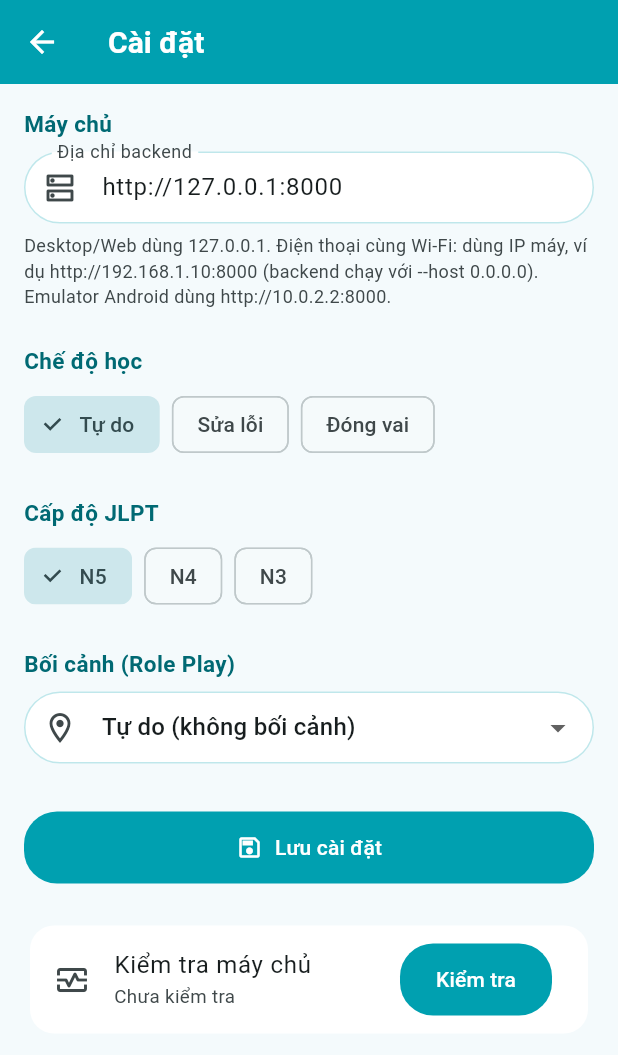
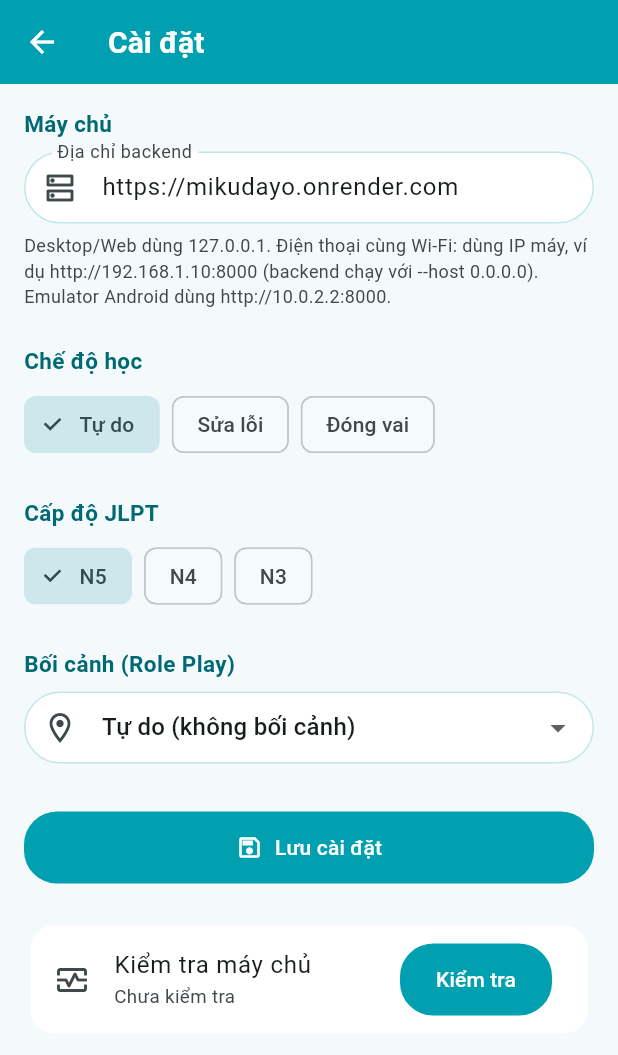
Before and after one commit to Shaichi/mikudayo-, a Flutter app: the SettingsScreen screen opened directly, on a phone screen of 412 x 824 dp. Shown: the top 1055 px of the screen. Run offline on Flutter 3.47's test engine with Material 3 defaults, Android fonts, the phone set to English and light mode, and no system bars; our stand-ins replace flutter_riverpod, just_audio, shared_preferences, speech_to_text, webview_flutter; missing offline and left inert: flutter_embed_unity; accounts and stored records are empty.

Commit message:
Point app at Render backend and refresh Unity avatar scene
- Switch default backend URL from local 127.0.0.1:8000 to
  https://mikudayo.onrender.com (server_config, settings defaults/hint)
- Bump request/audio timeouts to 60s for Render cold start
- Update Unity scene + controller, URP linear lighting, burst 1.8.30,
  disable Unity splash screen; add URP/VRM/PackageManager project settings

Co-Authored-By: Claude Fable 5 <noreply@anthropic.com>

```diff
--- a/lib/core/config/server_config.dart
+++ b/lib/core/config/server_config.dart
@@ -6,11 +6,11 @@
 class ServerConfig {
   ServerConfig._();
 
-  static const String defaultBaseUrl = 'http://127.0.0.1:8000';
+  static const String defaultBaseUrl = 'https://mikudayo.onrender.com';
 
-  /// Timeout cho mỗi request.
-  static const Duration requestTimeout = Duration(seconds: 30);
+  /// Timeout cho mỗi request (để 60s phòng khi Render cần thức dậy từ sleep).
+  static const Duration requestTimeout = Duration(seconds: 60);
 
   /// Fish Audio chạy online ở background sau khi text Gemini đã sẵn sàng.
-  static const Duration audioGenerationTimeout = Duration(seconds: 45);
+  static const Duration audioGenerationTimeout = Duration(seconds: 60);
 }
--- a/lib/data/repositories/settings_repository.dart
+++ b/lib/data/repositories/settings_repository.dart
@@ -8,7 +8,7 @@ import 'package:shared_preferences/shared_preferences.dart';
 /// Lưu cục bộ bằng shared_preferences; gửi kèm mỗi lượt hội thoại.
 class AppSettings {
   const AppSettings({
-    this.serverUrl = 'http://127.0.0.1:8000',
+    this.serverUrl = 'https://mikudayo.onrender.com',
     this.mode = 'free_talk',
     this.jlptLevel = 'N5',
     this.scenario = '',
@@ -40,7 +40,7 @@ class AppSettings {
       };
 
   factory AppSettings.fromJson(Map<String, dynamic> json) => AppSettings(
-        serverUrl: (json['serverUrl'] as String?) ?? 'http://127.0.0.1:8000',
+        serverUrl: (json['serverUrl'] as String?) ?? 'https://mikudayo.onrender.com',
         mode: (json['mode'] as String?) ?? 'free_talk',
         jlptLevel: (json['jlptLevel'] as String?) ?? 'N5',
         scenario: (json['scenario'] as String?) ?? '',
--- a/lib/features/settings/settings_screen.dart
+++ b/lib/features/settings/settings_screen.dart
@@ -49,7 +49,7 @@ class _SettingsScreenState extends ConsumerState<SettingsScreen> {
 
   Future<void> _save() async {
     var url = _serverCtrl.text.trim().replaceAll(RegExp(r'/$'), '');
-    if (url.isEmpty) url = 'http://127.0.0.1:8000';
+    if (url.isEmpty) url = 'https://mikudayo.onrender.com';
     final notifier = ref.read(appSettingsProvider.notifier);
     await notifier.update(AppSettings(
       serverUrl: url,
@@ -78,7 +78,7 @@ class _SettingsScreenState extends ConsumerState<SettingsScreen> {
             controller: _serverCtrl,
             keyboardType: TextInputType.url,
             decoration: const InputDecoration(
-              hintText: 'http://127.0.0.1:8000',
+              hintText: 'https://mikudayo.onrender.com',
               labelText: 'Địa chỉ backend',
               prefixIcon: Icon(Icons.dns_outlined),
             ),
--- a/unity/MikuAvatar/Packages/packages-lock.json
+++ b/unity/MikuAvatar/Packages/packages-lock.json
@@ -25,7 +25,7 @@
       "hash": "32d6b2d28c15616a274853631942dcff4dcffed2"
     },
     "com.unity.burst": {
-      "version": "1.8.24",
+      "version": "1.8.30",
       "depth": 0,
       "source": "registry",
       "dependencies": {
```
Also changed, not shown: unity/MikuAvatar/Packages/manifest.json, 7 other files.
